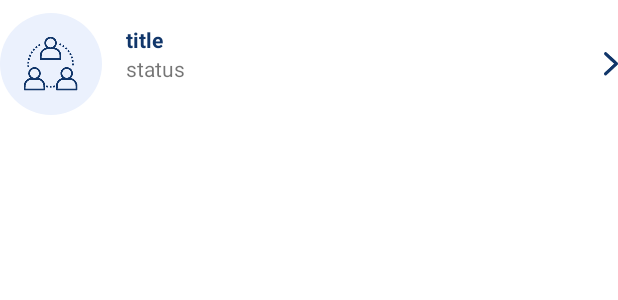
After one commit to czTangt/Monitor, an Android app: the layout viewholder_team.xml on its own in the app's theme, with its tools: preview values and no code run, on a phone screen of 412 x 824 dp. The commit adds this screen. Shown: the top 300 px of the screen. Run offline under Robolectric (Android 15) with nearby library versions, the phone set to English and light mode, and no system bars.

Commit message:
implement ViewHolder Team UI

```diff
--- /dev/null
+++ b/app/src/main/res/drawable/team_background.xml
@@ -0,0 +1,8 @@
+<?xml version="1.0" encoding="utf-8"?>
+<selector xmlns:android="http://schemas.android.com/apk/res/android">
+<item>
+    <shape android:shape="oval">
+        <solid android:color="@color/light_blue" />
+    </shape>
+</item>
+</selector>
--- /dev/null
+++ b/app/src/main/res/layout/viewholder_team.xml
@@ -0,0 +1,55 @@
+<?xml version="1.0" encoding="utf-8"?>
+<androidx.constraintlayout.widget.ConstraintLayout xmlns:android="http://schemas.android.com/apk/res/android"
+    xmlns:app="http://schemas.android.com/apk/res-auto"
+    xmlns:tools="http://schemas.android.com/tools"
+    android:layout_width="match_parent"
+    android:layout_height="85dp"
+    android:layout_marginBottom="4dp">
+
+    <ImageView
+        android:id="@+id/pic_team"
+        android:layout_width="wrap_content"
+        android:layout_height="wrap_content"
+        app:layout_constraintBottom_toBottomOf="parent"
+        app:layout_constraintStart_toStartOf="parent"
+        app:layout_constraintTop_toTopOf="parent"
+        android:background="@drawable/team_background"
+        android:padding="16dp"
+        android:src="@drawable/network" />
+
+    <TextView
+        android:id="@+id/titleText_team"
+        android:layout_width="wrap_content"
+        android:layout_height="wrap_content"
+        android:layout_marginStart="16dp"
+        android:layout_marginTop="8dp"
+        android:layout_marginEnd="16dp"
+        android:text="title"
+        android:textSize="14sp"
+        android:textStyle="bold"
+        android:textColor="@color/dark_blue"
+        app:layout_constraintEnd_toEndOf="parent"
+        app:layout_constraintHorizontal_bias="0.0"
+        app:layout_constraintStart_toEndOf="@+id/pic_team"
+        app:layout_constraintTop_toTopOf="@+id/pic_team" />
+
+    <TextView
+        android:id="@+id/status_team"
+        android:layout_width="wrap_content"
+        android:layout_height="wrap_content"
+        android:layout_marginEnd="8dp"
+        android:text="status"
+        app:layout_constraintEnd_toEndOf="parent"
+        app:layout_constraintHorizontal_bias="0.0"
+        app:layout_constraintStart_toStartOf="@+id/titleText_team"
+        app:layout_constraintTop_toBottomOf="@+id/titleText_team" />
+
+    <ImageView
+        android:id="@+id/imageView4"
+        android:layout_width="wrap_content"
+        android:layout_height="wrap_content"
+        app:layout_constraintBottom_toBottomOf="parent"
+        app:layout_constraintEnd_toEndOf="parent"
+        app:layout_constraintTop_toTopOf="parent"
+        android:src="@drawable/arrow" />
+</androidx.constraintlayout.widget.ConstraintLayout>
```
Also changed, not shown: app/src/main/java/com/cztang/monitor/Adapter/OngoingAdapter.java (+4 -4 lines), app/src/main/res/layout/viewholder_ongoing.xml (+9 -9 lines).
